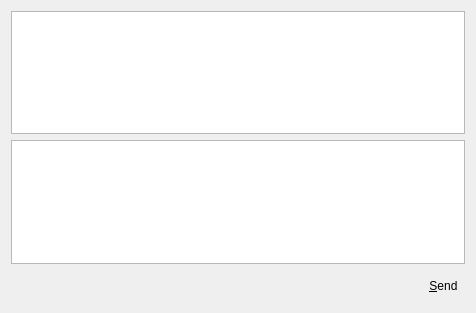
This is ui/chatdialog.ui in shaan7/Kapotah as Qt 5 draws it before an edit. The edited form follows.
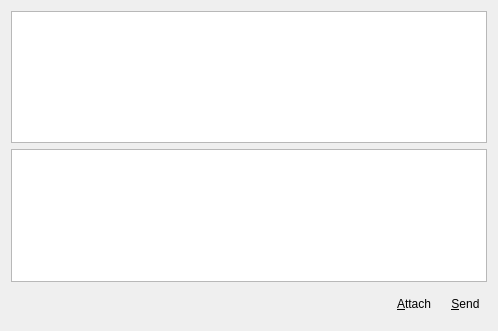
This is the edited form. Icons and pictures are not drawn.

Diff of the .ui file:
```diff
--- a/ui/chatdialog.ui
+++ b/ui/chatdialog.ui
@@ -6,13 +6,15 @@
    <rect>
     <x>0</x>
     <y>0</y>
-    <width>476</width>
-    <height>313</height>
+    <width>498</width>
+    <height>331</height>
    </rect>
   </property>
   <property name="windowTitle">
    <string>Dialog</string>
   </property>
+  <layout class="QGridLayout" name="gridLayout">
+   <item row="0" column="0">
   <layout class="QVBoxLayout" name="verticalLayout">
    <item>
     <widget class="QPlainTextEdit" name="messageDisplay">
@@ -52,6 +54,29 @@
        </property>
       </widget>
      </item>
+       <item>
+        <widget class="QToolButton" name="attachmentButton">
+         <property name="text">
+          <string>&amp;Attach</string>
+         </property>
+         <property name="icon">
+          <iconset resource="../systray.qrc">
+           <normaloff>:/images/attachment.png</normaloff>:/images/attachment.png</iconset>
+         </property>
+         <property name="iconSize">
+          <size>
+           <width>32</width>
+           <height>32</height>
+          </size>
+         </property>
+         <property name="toolButtonStyle">
+          <enum>Qt::ToolButtonTextBesideIcon</enum>
+         </property>
+         <property name="autoRaise">
+          <bool>true</bool>
+         </property>
+        </widget>
+       </item>
      <item>
       <widget class="QToolButton" name="sendMessage">
        <property name="minimumSize">
@@ -80,6 +105,8 @@
         <bool>true</bool>
        </property>
       </widget>
+       </item>
+      </layout>
      </item>
     </layout>
    </item>
```
Lines whose indentation alone changed are shown as unchanged.
